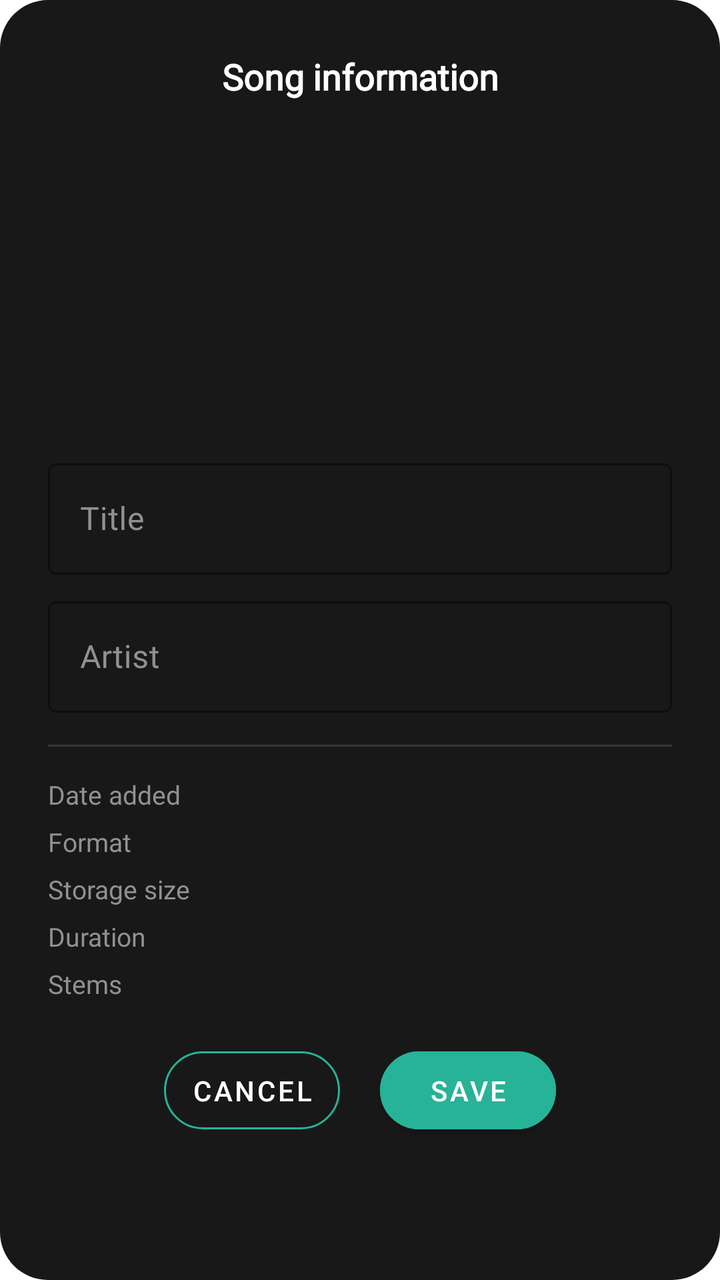
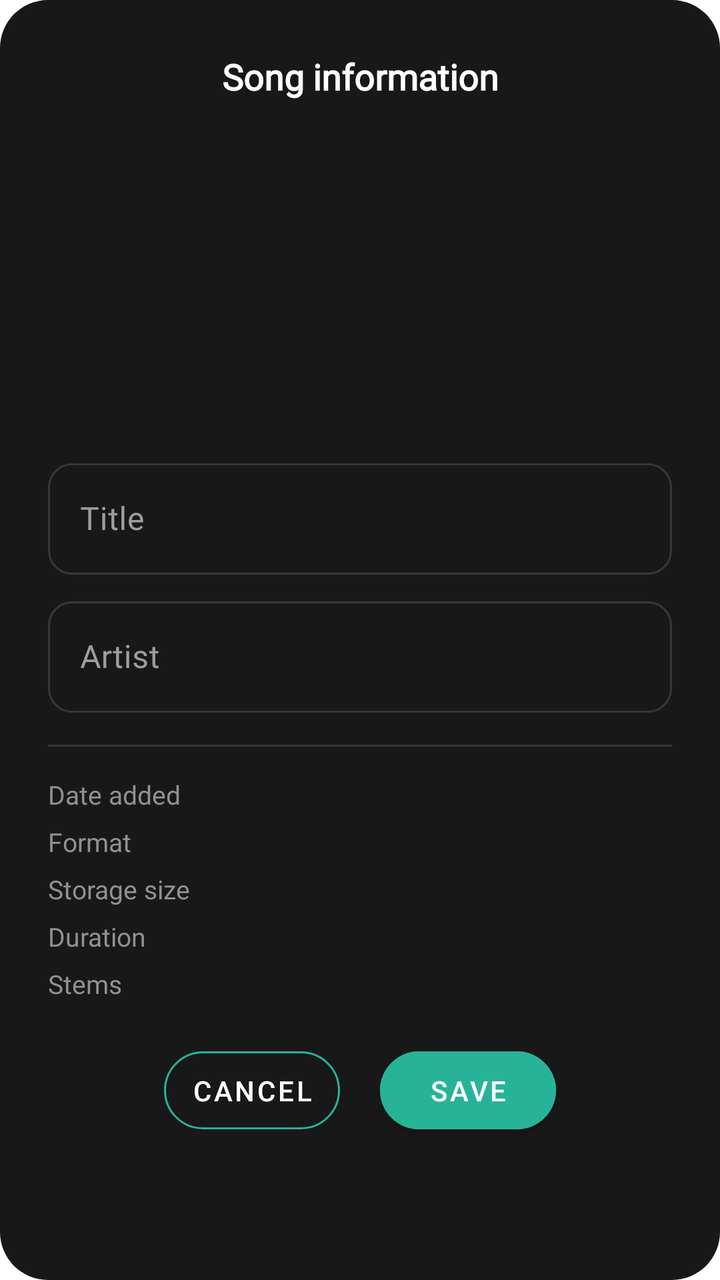

The first picture is an Android layout as it rendered before a commit; the second is the same layout after the commit. The layout source and the unified diff follow.
<!-- AndroidManifest.xml: application theme Theme.Fision -->
<!-- res/layout/rename_dialog.xml -->
<?xml version="1.0" encoding="utf-8"?>
<LinearLayout
    xmlns:android="http://schemas.android.com/apk/res/android"
    xmlns:app="http://schemas.android.com/apk/res-auto"
    android:orientation="vertical"
    android:layout_width="wrap_content"
    android:layout_height="wrap_content"
    android:minWidth="300dp"
    android:padding="24dp"
    android:background="@drawable/delete_dialogbg">

    <TextView
        android:id="@+id/tv_renameDialog_text"
        android:layout_width="match_parent"
        android:layout_height="wrap_content"
        android:gravity="center"
        android:paddingStart="20dp"
        android:paddingTop="2dp"
        android:paddingEnd="20dp"
        android:text="@string/song_info_title"
        android:textColor="@color/AppWhite"
        android:fontFamily="@font/yugothic_ui_regular"
        android:textSize="18sp"
        android:textStyle="bold"
        android:layout_marginBottom="16dp" />

    
    <ImageView
        android:id="@+id/iv_renameDialog_cover"
        android:layout_width="140dp"
        android:layout_height="140dp"
        android:layout_gravity="center_horizontal"
        android:layout_marginBottom="20dp"
        android:scaleType="centerCrop"
        android:src="@raw/artcover_generic"
        android:contentDescription="@string/helpline_icon" />

    <com.google.android.material.textfield.TextInputLayout
        android:id="@+id/til_song_name"
        style="@style/Widget.MaterialComponents.TextInputLayout.OutlinedBox"
        android:layout_width="match_parent"
        android:layout_height="wrap_content"
        android:layout_marginBottom="8dp"
        android:hint="@string/rename_hint_song"
        app:boxStrokeColor="@color/AppWhite"
        android:textColorHint="#919191"
        app:hintTextColor="@color/AppWhite"
        app:cursorColor="?attr/colorPrimary">

        <com.google.android.material.textfield.TextInputEditText
            android:id="@+id/et_song_name"
            android:layout_width="match_parent"
            android:layout_height="wrap_content"
            android:theme="@style/EditTextHandleTheme"
            android:fontFamily="@font/yugothic_ui_regular"
            android:textColor="@color/AppWhite"
            android:textCursorDrawable="@drawable/cursor_primary"
            android:inputType="text"
            android:maxLines="1"
            android:imeOptions="actionNext" />

    </com.google.android.material.textfield.TextInputLayout>

    <com.google.android.material.textfield.TextInputLayout
        android:id="@+id/til_artist_name"
        style="@style/Widget.MaterialComponents.TextInputLayout.OutlinedBox"
        android:layout_width="match_parent"
        android:layout_height="wrap_content"
        android:layout_marginBottom="12dp"
        android:hint="@string/rename_hint_artist"
        app:boxStrokeColor="@color/AppWhite"
        android:textColorHint="#919191"
        app:hintTextColor="@color/AppWhite"
        app:cursorColor="?attr/colorPrimary">

        <com.google.android.material.textfield.TextInputEditText
            android:id="@+id/et_artist_name"
            android:layout_width="match_parent"
            android:layout_height="wrap_content"
            android:theme="@style/EditTextHandleTheme"
            android:fontFamily="@font/yugothic_ui_regular"
            android:textColor="@color/AppWhite"
            android:textCursorDrawable="@drawable/cursor_primary"
            android:inputType="text"
            android:maxLines="1"
            android:imeOptions="actionDone" />

    </com.google.android.material.textfield.TextInputLayout>

    
    <View
        android:layout_width="match_parent"
        android:layout_height="1dp"
        android:layout_marginTop="4dp"
        android:layout_marginBottom="12dp"
        android:background="#22FFFFFF" />

    <LinearLayout
        android:layout_width="match_parent"
        android:layout_height="wrap_content"
        android:orientation="vertical"
        android:layout_marginBottom="16dp">

        <LinearLayout style="@style/SongInfoRow">
            <TextView style="@style/SongInfoLabel" android:text="@string/song_info_added" />
            <TextView android:id="@+id/tv_song_info_added" style="@style/SongInfoValue" />
        </LinearLayout>

        <LinearLayout style="@style/SongInfoRow">
            <TextView style="@style/SongInfoLabel" android:text="@string/song_info_format" />
            <TextView android:id="@+id/tv_song_info_format" style="@style/SongInfoValue" />
        </LinearLayout>

        <LinearLayout style="@style/SongInfoRow">
            <TextView style="@style/SongInfoLabel" android:text="@string/song_info_size" />
            <TextView android:id="@+id/tv_song_info_size" style="@style/SongInfoValue" />
        </LinearLayout>

        <LinearLayout style="@style/SongInfoRow">
            <TextView style="@style/SongInfoLabel" android:text="@string/song_info_duration" />
            <TextView android:id="@+id/tv_song_info_duration" style="@style/SongInfoValue" />
        </LinearLayout>

        <LinearLayout style="@style/SongInfoRow">
            <TextView style="@style/SongInfoLabel" android:text="@string/song_info_stems" />
            <TextView android:id="@+id/tv_song_info_stems" style="@style/SongInfoValue" />
        </LinearLayout>
    </LinearLayout>

    <LinearLayout
        android:layout_width="match_parent"
        android:layout_height="wrap_content"
        android:orientation="horizontal"
        android:gravity="center">

        <com.google.android.material.button.MaterialButton
            android:id="@+id/b_rename_cancel"
            style="@style/Widget.MaterialComponents.Button.OutlinedButton"
            android:layout_width="wrap_content"
            android:layout_height="wrap_content"
            android:layout_marginEnd="10dp"
            android:padding="10dp"
            android:maxLines="2"
            android:text="@string/NO"
            android:textColor="@color/AppWhite"
            app:strokeColor="?attr/colorPrimary"
            app:rippleColor="?attr/colorPrimary"
            app:cornerRadius="20dp" />

        <com.google.android.material.button.MaterialButton
            android:id="@+id/b_rename_save"
            android:layout_width="wrap_content"
            android:layout_height="wrap_content"
            android:layout_marginStart="10dp"
            android:padding="10dp"
            android:maxLines="2"
            android:text="@string/save"
            android:textColor="@color/AppWhite"
            android:backgroundTint="?attr/colorPrimary"
            app:cornerRadius="20dp" />

    </LinearLayout>

</LinearLayout>
<!-- resources referenced by this layout -->
<resources>
  <color name="AppWhite">#FFFFFF</color>
  <!-- drawable cursor_primary (drawable) -->
  <?xml version="1.0" encoding="utf-8"?>
  <shape xmlns:android="http://schemas.android.com/apk/res/android"
      android:shape="rectangle">
      <size android:width="2dp" />
      <solid android:color="?attr/colorPrimary" />
  </shape>
  <!-- drawable delete_dialogbg (drawable) -->
  <?xml version="1.0" encoding="utf-8"?>
  <shape xmlns:android="http://schemas.android.com/apk/res/android">
      <solid android:color="#181818" />
      <corners android:radius="24dp" />
  </shape>
  <string name="NO">@android:string/cancel</string>
  <string name="helpline_icon">Alert dialog icon</string>
  <string name="rename_hint_artist">Artist</string>
  <string name="rename_hint_song">Title</string>
  <string name="save">SAVE</string>
  <string name="song_info_added">Date added</string>
  <string name="song_info_duration">Duration</string>
  <string name="song_info_format">Format</string>
  <string name="song_info_size">Storage size</string>
  <string name="song_info_stems">Stems</string>
  <string name="song_info_title">Song information</string>
  <style name="SongInfoLabel" parent="">
          <item name="android:layout_width">wrap_content</item>
          <item name="android:layout_height">wrap_content</item>
          <item name="android:textColor">#919191</item>
          <item name="android:textSize">13sp</item>
          <item name="android:fontFamily">@font/yugothic_ui_regular</item>
      </style>
  <style name="SongInfoRow" parent="">
          <item name="android:layout_width">match_parent</item>
          <item name="android:layout_height">wrap_content</item>
          <item name="android:orientation">horizontal</item>
          <item name="android:paddingTop">3dp</item>
          <item name="android:paddingBottom">3dp</item>
      </style>
  <style name="Theme.Fision" parent="Theme.MaterialComponents.DayNight.DarkActionBar">
          
          <item name="colorPrimary">@color/colorPrimary</item>
          <item name="colorPrimaryVariant">@color/purple_700</item>
          <item name="colorOnPrimary">@color/white</item>
          
          <item name="colorSecondary">@color/teal_200</item>
          <item name="colorSecondaryVariant">@color/teal_700</item>
          <item name="colorOnSecondary">@color/black</item>
          
          <item name="accentSecondary">@color/accent_green_secondary</item>
          
          <item name="android:statusBarColor">?attr/colorPrimaryVariant</item>
          
      </style>
  <color name="colorPrimary">#27B397</color>
  <color name="purple_700">#FF3700B3</color>
  <color name="white">#FFFFFFFF</color>
  <color name="teal_200">#FF03DAC5</color>
  <color name="teal_700">#FF018786</color>
  <color name="black">#FF000000</color>
  <color name="accent_green_secondary">#02D8E7</color>
  <!-- unchanged entries left out for length: 2 -->
</resources>

<!-- the commit's change to res/layout/rename_dialog.xml (unified diff, before → after) -->
@@ -37,15 +37,11 @@
 
     <com.google.android.material.textfield.TextInputLayout
         android:id="@+id/til_song_name"
-        style="@style/Widget.MaterialComponents.TextInputLayout.OutlinedBox"
+        style="@style/Widget.Fision.TextInputLayout"
         android:layout_width="match_parent"
         android:layout_height="wrap_content"
         android:layout_marginBottom="8dp"
-        android:hint="@string/rename_hint_song"
-        app:boxStrokeColor="@color/AppWhite"
-        android:textColorHint="#919191"
-        app:hintTextColor="@color/AppWhite"
-        app:cursorColor="?attr/colorPrimary">
+        android:hint="@string/rename_hint_song">
 
         <com.google.android.material.textfield.TextInputEditText
             android:id="@+id/et_song_name"
@@ -63,15 +59,11 @@
 
     <com.google.android.material.textfield.TextInputLayout
         android:id="@+id/til_artist_name"
-        style="@style/Widget.MaterialComponents.TextInputLayout.OutlinedBox"
+        style="@style/Widget.Fision.TextInputLayout"
         android:layout_width="match_parent"
         android:layout_height="wrap_content"
         android:layout_marginBottom="12dp"
-        android:hint="@string/rename_hint_artist"
-        app:boxStrokeColor="@color/AppWhite"
-        android:textColorHint="#919191"
-        app:hintTextColor="@color/AppWhite"
-        app:cursorColor="?attr/colorPrimary">
+        android:hint="@string/rename_hint_artist">
 
         <com.google.android.material.textfield.TextInputEditText
             android:id="@+id/et_artist_name"
<!-- resource entries referenced after the edit -->
@@ -39,6 +39,18 @@
           <item name="android:paddingTop">3dp</item>
           <item name="android:paddingBottom">3dp</item>
       </style>
+  <style name="Widget.Fision.TextInputLayout" parent="Widget.MaterialComponents.TextInputLayout.OutlinedBox">
+          <item name="boxCornerRadiusTopStart">12dp</item>
+          <item name="boxCornerRadiusTopEnd">12dp</item>
+          <item name="boxCornerRadiusBottomStart">12dp</item>
+          <item name="boxCornerRadiusBottomEnd">12dp</item>
+          <item name="boxStrokeColor">@color/dialog_box_stroke</item>
+          <item name="boxStrokeWidth">1dp</item>
+          <item name="hintTextColor">@color/AppWhite</item>
+          <item name="android:textColorHint">#9E9E9E</item>
+          <item name="cursorColor">?attr/colorPrimary</item>
+          <item name="cursorErrorColor">?attr/colorPrimary</item>
+      </style>
   <style name="Theme.Fision" parent="Theme.MaterialComponents.DayNight.DarkActionBar">
           
           <item name="colorPrimary">@color/colorPrimary</item>
@@ -53,6 +65,7 @@
           
           <item name="android:statusBarColor">?attr/colorPrimaryVariant</item>
           
+          <item name="textInputStyle">@style/Widget.Fision.TextInputLayout</item>
       </style>
   <color name="colorPrimary">#27B397</color>
   <color name="purple_700">#FF3700B3</color>
